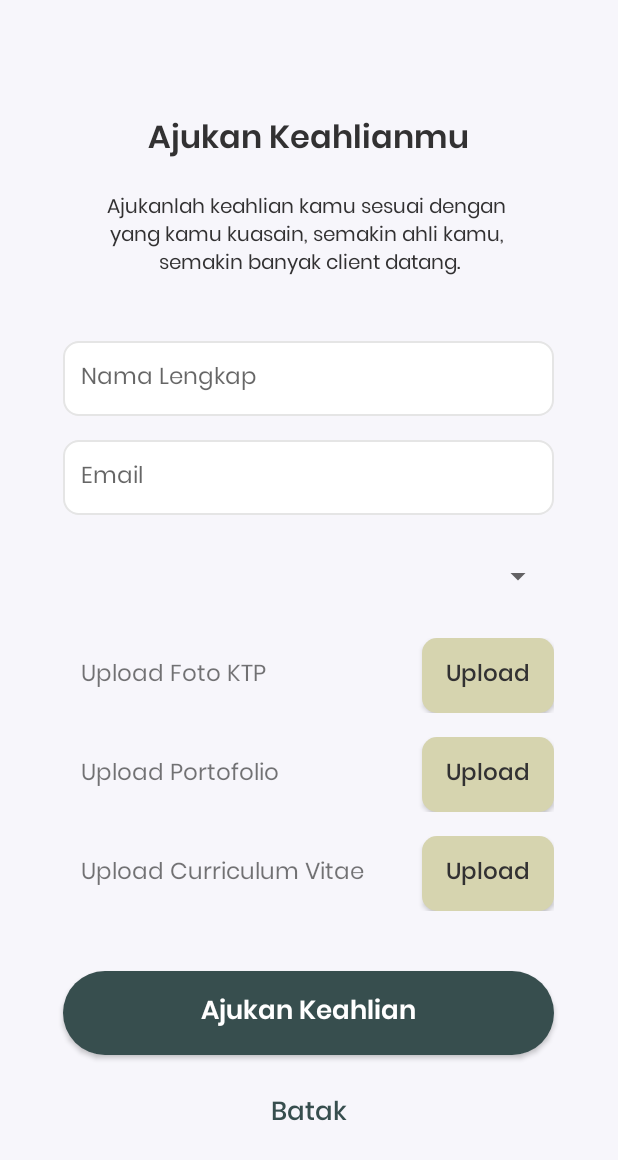
After one commit to andripery/GerakAndroid, an Android app: the layout ajukankeahlian.xml on its own in the app's theme, with its tools: preview values and no code run, on a phone screen of 412 x 824 dp. The commit adds this screen. Shown: the top 1160 px of the screen. Run offline under Robolectric (Android 15) with nearby library versions, the phone set to English and light mode, and no system bars.

Commit message:
Chat dan Tambah Keahlian

```diff
--- /dev/null
+++ b/Gerak_Freelancer/app/src/main/res/drawable/buttonupload.xml
@@ -0,0 +1,9 @@
+<?xml version="1.0" encoding="utf-8"?>
+<selector xmlns:android="http://schemas.android.com/apk/res/android">
+    <item>
+        <shape android:shape="rectangle">
+            <solid android:color="#D6D4AF"/>
+            <corners android:radius="10dp"/>
+        </shape>
+    </item>
+</selector>
--- /dev/null
+++ b/Gerak_Freelancer/app/src/main/res/layout/ajukankeahlian.xml
@@ -0,0 +1,209 @@
+<?xml version="1.0" encoding="utf-8"?>
+<RelativeLayout xmlns:android="http://schemas.android.com/apk/res/android"
+    android:layout_width="match_parent" android:layout_height="match_parent"
+    android:background="@color/bgcolor">
+
+    <TextView
+        android:id="@+id/txtdaftar1"
+        android:layout_width="wrap_content"
+        android:layout_height="wrap_content"
+        android:layout_alignParentTop="true"
+        android:layout_marginTop="75dp"
+        android:layout_centerHorizontal="true"
+        android:layout_centerVertical="true"
+        android:text="Ajukan Keahlianmu"
+        android:textSize="21dp"
+        android:textAlignment="center"
+        android:fontFamily="@font/ppsemibold"
+        android:textColor="@color/font"
+        />
+
+    <TextView
+        android:id="@+id/txtdaftar2"
+        android:layout_width="wrap_content"
+        android:layout_height="wrap_content"
+        android:layout_below="@id/txtdaftar1"
+        android:layout_marginTop="16dp"
+        android:layout_centerHorizontal="true"
+        android:layout_centerVertical="true"
+        android:text="Ajukanlah keahlian kamu sesuai dengan \nyang kamu kuasain, semakin ahli kamu, \nsemakin banyak client datang."
+        android:textSize="13dp"
+        android:textAlignment="center"
+        android:fontFamily="@font/ppregular"
+        android:textColor="@color/font"
+        />
+
+    <EditText
+        android:id="@+id/edtNama"
+        android:layout_width="327dp"
+        android:layout_height="50dp"
+        android:layout_below="@id/txtdaftar2"
+        android:layout_marginTop="40dp"
+        android:padding="12dp"
+        android:layout_centerHorizontal="true"
+        android:layout_centerVertical="true"
+        android:hint="Nama Lengkap"
+        android:textSize="15dp"
+        android:fontFamily="@font/ppregular"
+        android:background="@drawable/textbox"
+        />
+
+    <EditText
+        android:id="@+id/edtEmail"
+        android:layout_width="327dp"
+        android:layout_height="50dp"
+        android:layout_below="@id/edtNama"
+        android:layout_marginTop="16dp"
+        android:padding="12dp"
+        android:layout_centerHorizontal="true"
+        android:layout_centerVertical="true"
+        android:hint="Email"
+        android:textSize="15dp"
+        android:fontFamily="@font/ppregular"
+        android:background="@drawable/textbox"
+        />
+
+
+    //Pilih Keahlian
+    <Spinner
+        android:id="@+id/spinAjukanKeahlian"
+        android:layout_width="327dp"
+        android:layout_height="50dp"
+        android:layout_centerHorizontal="true"
+        android:layout_below="@id/edtEmail"
+        android:layout_marginTop="16dp"
+        />
+
+    <RelativeLayout
+        android:id="@+id/layoutktp"
+        android:layout_width="327dp"
+        android:layout_height="50dp"
+        android:layout_below="@id/spinAjukanKeahlian"
+        android:layout_marginTop="16dp"
+        android:layout_centerHorizontal="true"
+        >
+
+        <TextView
+            android:layout_width="wrap_content"
+            android:layout_height="wrap_content"
+            android:layout_marginLeft="12dp"
+            android:layout_centerVertical="true"
+            android:text="Upload Foto KTP"
+            android:textSize="15dp"
+            android:fontFamily="@font/ppregular"
+            />
+
+        <Button
+            android:id="@+id/btnUploadKTP"
+            android:layout_width="88dp"
+            android:layout_height="match_parent"
+            android:layout_alignParentRight="true"
+            android:text="Upload"
+            android:textColor="@color/font"
+            android:padding="12dp"
+            android:textSize="15dp"
+            android:textAllCaps="false"
+            android:fontFamily="@font/ppmedium"
+            android:background="@drawable/buttonupload"
+            />
+    </RelativeLayout>
+
+    <RelativeLayout
+        android:id="@+id/layoutportofolio"
+        android:layout_width="327dp"
+        android:layout_height="50dp"
+        android:layout_below="@id/layoutktp"
+        android:layout_marginTop="16dp"
+        android:layout_centerHorizontal="true"
+        >
+
+        <TextView
+            android:layout_width="wrap_content"
+            android:layout_height="wrap_content"
+            android:layout_marginLeft="12dp"
+            android:layout_centerVertical="true"
+            android:text="Upload Portofolio"
+            android:textSize="15dp"
+            android:fontFamily="@font/ppregular"
+            />
+
+        <Button
+            android:id="@+id/btnUploadPortofolio"
+            android:layout_width="88dp"
+            android:layout_height="match_parent"
+            android:layout_alignParentRight="true"
+            android:text="Upload"
+            android:textColor="@color/font"
+            android:padding="12dp"
+            android:textSize="15dp"
+            android:textAllCaps="false"
+            android:fontFamily="@font/ppmedium"
+            android:background="@drawable/buttonupload"
+            />
+    </RelativeLayout>
+
+    <RelativeLayout
+        android:id="@+id/layoutCV"
+        android:layout_width="327dp"
+        android:layout_height="50dp"
+        android:layout_below="@id/layoutportofolio"
+        android:layout_marginTop="16dp"
+        android:layout_centerHorizontal="true"
+        >
+
+        <TextView
+            android:layout_width="wrap_content"
+            android:layout_height="wrap_content"
+            android:layout_marginLeft="12dp"
+            android:layout_centerVertical="true"
+            android:text="Upload Curriculum Vitae"
+            android:textSize="15dp"
+            android:fontFamily="@font/ppregular"
+            />
+
+        <Button
+            android:id="@+id/btnUploadCV"
+            android:layout_width="88dp"
+            android:layout_height="match_parent"
+            android:layout_alignParentRight="true"
+            android:text="Upload"
+            android:textColor="@color/font"
+            android:padding="12dp"
+            android:textSize="15dp"
+            android:textAllCaps="false"
+            android:fontFamily="@font/ppmedium"
+            android:background="@drawable/buttonupload"
+            />
+    </RelativeLayout>
+
+
+    <Button
+        android:id="@+id/btnAjukanKeahlian"
+        android:layout_width="327dp"
+        android:layout_height="56dp"
+        android:layout_below="@id/layoutCV"
+        android:layout_marginTop="40dp"
+        android:layout_centerHorizontal="true"
+        android:background="@drawable/button"
+        android:text="Ajukan Keahlian"
+        android:textSize="17dp"
+        android:textAllCaps="false"
+        android:fontFamily="@font/ppsemibold"
+        android:textColor="@color/fontwhite"
+        />
+
+    <TextView
+        android:id="@+id/btnBatal"
+        android:layout_width="wrap_content"
+        android:layout_height="wrap_content"
+        android:layout_below="@id/btnAjukanKeahlian"
+        android:layout_marginTop="24dp"
+        android:layout_centerVertical="true"
+        android:layout_centerHorizontal="true"
+        android:text="Batak"
+        android:textSize="17dp"
+        android:fontFamily="@font/ppmedium"
+        android:textColor="@color/fonthijau"
+        />
+
+</RelativeLayout>
--- /dev/null
+++ b/Gerak_Freelancer/app/src/main/res/layout/pesan.xml
@@ -0,0 +1,14 @@
+<?xml version="1.0" encoding="utf-8"?>
+<RelativeLayout xmlns:android="http://schemas.android.com/apk/res/android"
+    android:layout_width="match_parent" android:layout_height="match_parent"
+    android:background="@color/bgcolor">
+
+    <ImageView
+        android:layout_width="wrap_content"
+        android:layout_height="wrap_content"
+        android:background="@drawable/ic_nochat"
+        android:layout_centerHorizontal="true"
+        android:layout_centerVertical="true"
+        />
+
+</RelativeLayout>
--- a/Gerak_Freelancer/app/src/main/res/values/strings.xml
+++ b/Gerak_Freelancer/app/src/main/res/values/strings.xml
@@ -1,4 +1,3 @@
 <resources>
     <string name="app_name">Gerak_Freelancer</string>
-    <string name="deskripsi">Lembah Harau merupakan destinasi Sumatera Barat yang sangat terkenal. Lorem ipsum dolor sit amet, consectetur adipiscing elit, sed do eiusmod tempor incididunt ut labore et dolore magna aliqua. Ut enim ad minim veniam, quis nostrud exercitation ullamco laboris nisi ut aliquip ex ea commodo consequat. Duis aute irure dolor in reprehenderit in voluptate velit esse cillum dolore eu fugiat nulla pariatur. Excepteur sint occaecat cupidatat non proident, sunt in culpa qui officia deserunt mollit anim id est laborum.</string>
 </resources>
```
Also changed, not shown: Gerak_Freelancer/app/src/main/res/drawable-hdpi/ic_nochat.png (added), Gerak_Freelancer/app/src/main/res/drawable-ldpi/ic_nochat.png (added), Gerak_Freelancer/app/src/main/res/drawable-mdpi/ic_nochat.png (added), Gerak_Freelancer/app/src/main/res/drawable-xhdpi/ic_nochat.png (added), Gerak_Freelancer/app/src/main/res/drawable-xxhdpi/ic_nochat.png (added), Gerak_Freelancer/app/src/main/res/drawable-xxxhdpi/ic_nochat.png (added).
